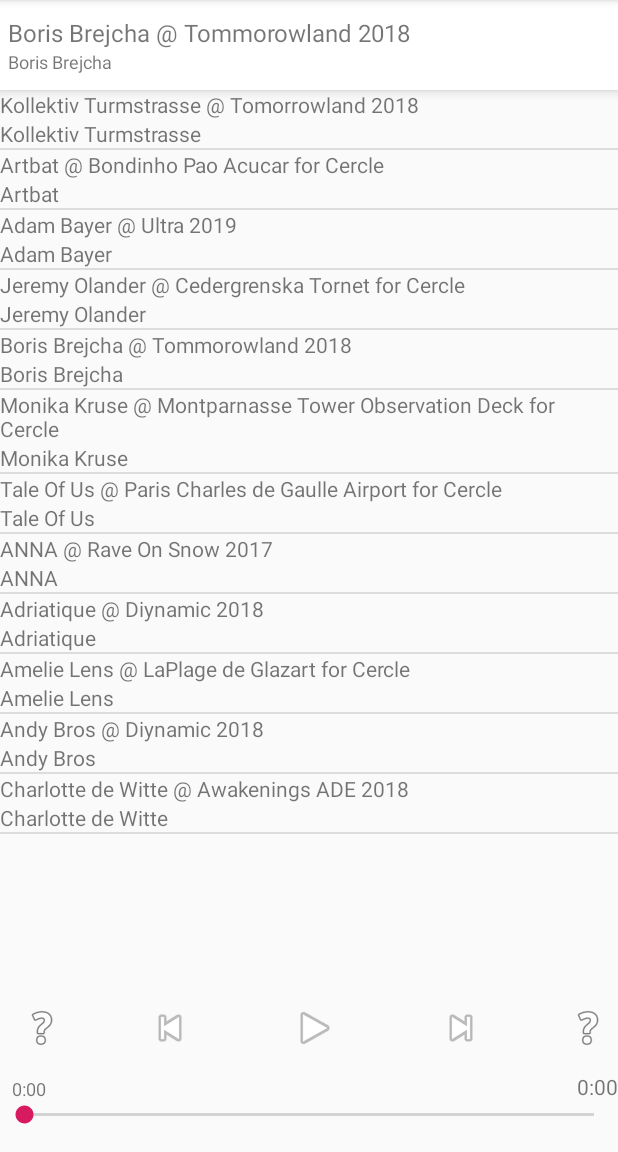
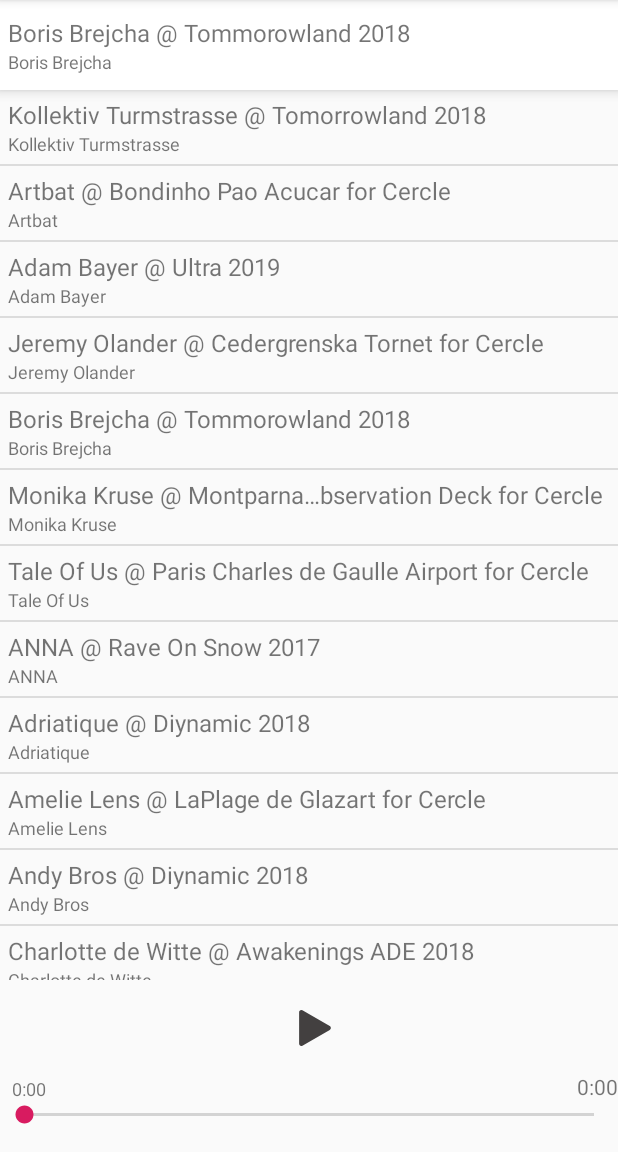
Before and after one commit to sansajn/remoteplayer, an Android app: the screen it shows after launch (MainActivity), on a phone screen of 412 x 824 dp, the part 84-1236 px from its top. Run offline under Robolectric (Android 15) with nearby library versions, the phone set to English and light mode, and no system bars; libraries missing offline, so code that uses them is left out: org.zeromq; 5 statements that could not run were skipped.

Commit message:
not used icons hidden, see https://trello.com/c/QSLBXUd8

```diff
--- a/arplay/app/src/main/java/remoteplayer/arplay/MainActivity.kt
+++ b/arplay/app/src/main/java/remoteplayer/arplay/MainActivity.kt
@@ -45,6 +45,7 @@ class MainActivity : AppCompatActivity(), RemotePlayerListener {
 
 		playlist_items.onItemClickListener = AdapterView.OnItemClickListener { parent, view, position, id ->
 			askPlay(position)
+//			Toast.makeText(this@MainActivity, "item $position selected", Toast.LENGTH_LONG).show()
 		}
 
 		timeline.setOnSeekBarChangeListener(object : SeekBar.OnSeekBarChangeListener {
@@ -105,7 +106,7 @@ class MainActivity : AppCompatActivity(), RemotePlayerListener {
 	}
 
 	fun onPlaybackStop() {
-		play_pause.setImageResource(android.R.drawable.ic_media_play)
+		play_pause.setImageResource(R.drawable.ic_play)
 		play_pause.setOnClickListener {
 /*
 			if (_isPlaying && _isPaused)
@@ -120,7 +121,7 @@ class MainActivity : AppCompatActivity(), RemotePlayerListener {
 	}
 
 	fun onPlaybackPlay() {
-		play_pause.setImageResource(android.R.drawable.ic_media_pause)
+		play_pause.setImageResource(R.drawable.ic_stop)
 		play_pause.setOnClickListener {
 //			askPause()
 			askStop()
--- /dev/null
+++ b/arplay/app/src/main/res/drawable/ic_play.xml
@@ -0,0 +1,4 @@
+<vector android:height="24dp" android:viewportHeight="512"
+    android:viewportWidth="512" android:width="24dp" xmlns:android="http://schemas.android.com/apk/res/android">
+    <path android:fillColor="#434040" android:pathData="M60.54,512c-17.06,0 -30.43,-13.86 -30.43,-31.56V31.55C30.12,13.86 43.48,0 60.55,0A32.94,32.94 0,0 1,77 4.52L465.7,229c10.13,5.85 16.18,16 16.18,27s-6,21.2 -16.18,27L77,507.48A32.92,32.92 0,0 1,60.55 512Z"/>
+</vector>
--- /dev/null
+++ b/arplay/app/src/main/res/drawable/ic_stop.xml
@@ -0,0 +1,4 @@
+<vector android:height="24dp" android:viewportHeight="512"
+    android:viewportWidth="512" android:width="24dp" xmlns:android="http://schemas.android.com/apk/res/android">
+    <path android:fillColor="#434040" android:pathData="M68.27,0L443.73,0A68.27,68.27 0,0 1,512 68.27L512,443.73A68.27,68.27 0,0 1,443.73 512L68.27,512A68.27,68.27 0,0 1,0 443.73L0,68.27A68.27,68.27 0,0 1,68.27 0z"/>
+</vector>
--- a/arplay/app/src/main/res/layout/player.xml
+++ b/arplay/app/src/main/res/layout/player.xml
@@ -51,6 +51,7 @@
         android:layout_width="40dp"
         android:layout_height="40dp"
         android:background="?android:attr/selectableItemBackground"
+        android:visibility="invisible"
         app:layout_constraintBottom_toBottomOf="@id/play_pause"
         app:layout_constraintHorizontal_chainStyle="spread_inside"
         app:layout_constraintLeft_toLeftOf="@id/time"
@@ -62,6 +63,7 @@
         android:layout_width="40dp"
         android:layout_height="40dp"
         android:background="?android:attr/selectableItemBackground"
+        android:visibility="invisible"
         app:layout_constraintBottom_toBottomOf="@id/play_pause"
         app:layout_constraintRight_toRightOf="@id/length"
         app:layout_constraintTop_toTopOf="@id/play_pause"
@@ -72,6 +74,7 @@
         android:layout_width="40dp"
         android:layout_height="40dp"
         android:background="?android:attr/selectableItemBackground"
+        android:visibility="invisible"
         app:layout_constraintBottom_toBottomOf="@id/play_pause"
         app:layout_constraintLeft_toRightOf="@id/shuffle"
         app:layout_constraintRight_toLeftOf="@id/play_pause"
@@ -86,13 +89,14 @@
         app:layout_constraintBottom_toTopOf="@id/time"
         app:layout_constraintLeft_toRightOf="@id/previous"
         app:layout_constraintRight_toLeftOf="@id/next"
-        app:srcCompat="@android:drawable/ic_media_play" />
+        app:srcCompat="@drawable/ic_play" />
 
     <ImageButton
         android:id="@+id/next"
         android:layout_width="40dp"
         android:layout_height="40dp"
         android:background="?android:attr/selectableItemBackground"
+        android:visibility="invisible"
         app:layout_constraintBottom_toBottomOf="@id/play_pause"
         app:layout_constraintLeft_toRightOf="@id/play_pause"
         app:layout_constraintRight_toLeftOf="@id/repeat"
--- a/arplay/app/src/main/res/layout/simple_playlist_item.xml
+++ b/arplay/app/src/main/res/layout/simple_playlist_item.xml
@@ -1,18 +1,36 @@
 <?xml version="1.0" encoding="utf-8"?>
-<LinearLayout xmlns:android="http://schemas.android.com/apk/res/android"
+<RelativeLayout xmlns:android="http://schemas.android.com/apk/res/android"
+    xmlns:app="http://schemas.android.com/apk/res-auto"
+    xmlns:tools="http://schemas.android.com/tools"
     android:layout_width="match_parent"
-    android:layout_height="match_parent"
+    android:layout_height="wrap_content"
+    android:layout_alignParentStart="true"
+    android:layout_alignParentLeft="true"
+    android:minHeight="40dp">
+
+    <LinearLayout
+        android:layout_width="match_parent"
+        android:layout_height="wrap_content"
+        android:layout_margin="5dp"
         android:orientation="vertical">
 
         <TextView
             android:id="@+id/title"
             android:layout_width="match_parent"
             android:layout_height="wrap_content"
-        android:text="TextView" />
+            android:ellipsize="middle"
+            android:singleLine="true"
+            android:text="TextView"
+            android:textSize="16sp" />
 
         <TextView
             android:id="@+id/subtitle"
             android:layout_width="match_parent"
             android:layout_height="wrap_content"
-        android:text="TextView" />
+            android:ellipsize="middle"
+            android:singleLine="true"
+            android:text="TextView"
+            android:textSize="12sp" />
     </LinearLayout>
+
+</RelativeLayout>
```
Also changed, not shown: 2 other files. Lines whose indentation alone changed are shown as unchanged.
